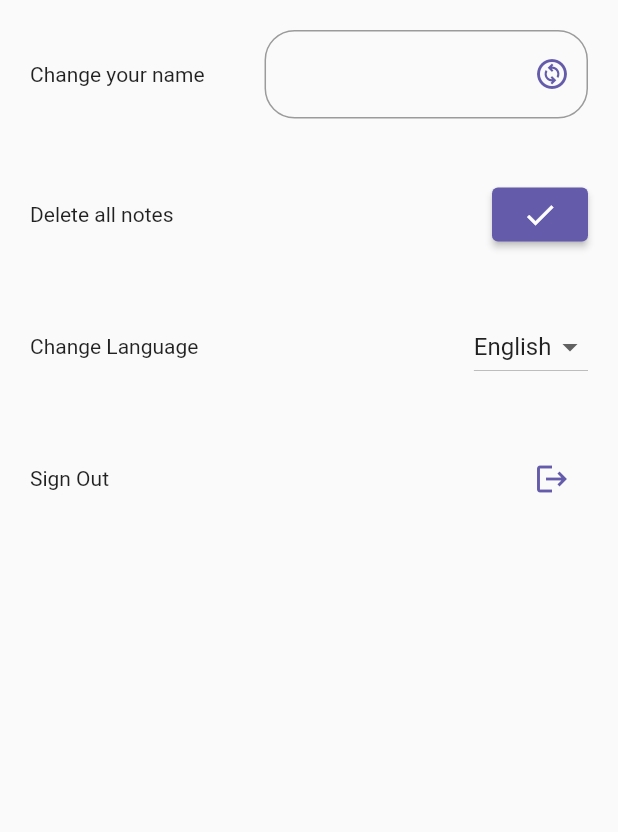
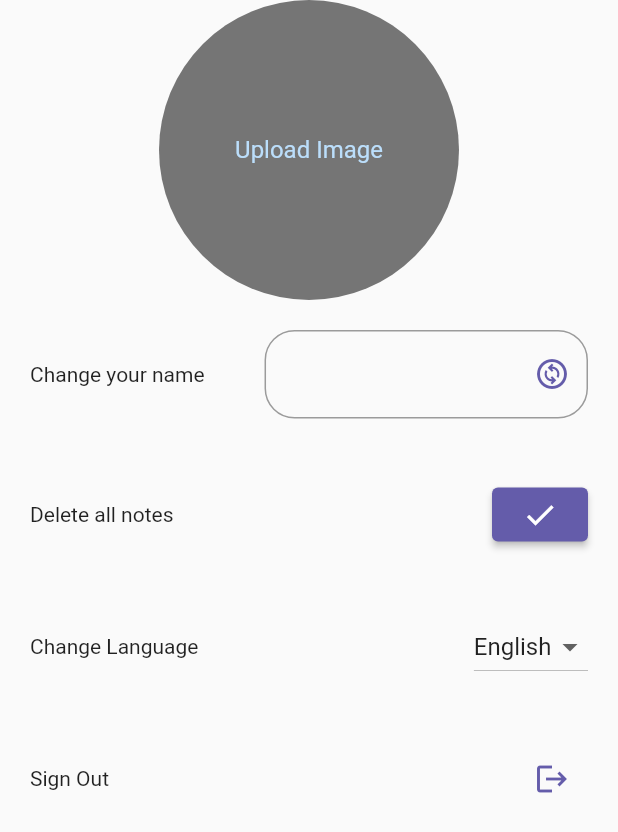
Before and after one commit to ecembostancioglu/note_fb, a Flutter app: the Settings screen opened directly, after a tap on "DELETE", on a phone screen of 412 x 824 dp. Shown: the top 832 px of the screen. Run offline on Flutter 3.47's test engine with Material 2 defaults, Android fonts, the phone set to English and light mode, and no system bars; our stand-ins replace cloud_firestore, easy_localization, email_validator, firebase_auth, firebase_core, flutter_screenutil and 5 more; accounts and stored records are empty.

Commit message:
Created delete notes widget

```diff
--- a/lib/main.dart
+++ b/lib/main.dart
@@ -3,9 +3,12 @@ import 'package:flutter/material.dart';
 import 'package:todo_fb/app.dart';
 import 'package:todo_fb/constants/app_constants.dart';
 
+import 'notes/database/provider/image_provider.dart';
+
 Future<void> main() async{
   WidgetsFlutterBinding.ensureInitialized();
   await EasyLocalization.ensureInitialized();
+  UploadImageProvider().initSharedPreferences();
   runApp(
       EasyLocalization(
           child: MyApp(),
--- /dev/null
+++ b/lib/notes/database/provider/image_provider.dart
@@ -0,0 +1,59 @@
+import 'dart:convert';
+import 'dart:typed_data';
+import 'package:flutter/material.dart';
+import 'package:image_picker/image_picker.dart';
+import 'package:shared_preferences/shared_preferences.dart';
+import 'package:todo_fb/notes/domain/models/image_byte.dart';
+
+class UploadImageProvider with ChangeNotifier{
+  String imageKey = 'IMG_KEY';
+  List<ImagesByte> images=[];
+  SharedPreferences? sharedPreferences;
+  Uint8List? imageBytes;
+  Uint8List? profileImage;
+
+  void addTodo(ImagesByte image) {
+    images.add(image);
+    saveDataToLocalStorage();
+    notifyListeners();
+
+  }
+
+  void initSharedPreferences() async {
+    sharedPreferences = await SharedPreferences.getInstance();
+    notifyListeners();
+  }
+
+  void saveDataToLocalStorage() {
+    List<String>? spList = images.map((item) => json.encode(item.toMap())).toList();
+    sharedPreferences?.setStringList('list',spList);
+  }
+
+
+  Future pickImage(BuildContext context) async {
+
+    XFile? image = await ImagePicker().pickImage(source:ImageSource.gallery);
+
+    if (image != null) {
+      imageBytes = await image.readAsBytes();
+      imageToBase64(imageBytes!);
+      notifyListeners();
+      base64ToImage();
+      notifyListeners();
+    }
+  }
+
+  void imageToBase64(Uint8List imageBytes){
+    sharedPreferences!.setString(imageKey,base64.encode(imageBytes));
+    notifyListeners();
+  }
+
+  Uint8List? base64ToImage(){
+    var data = sharedPreferences!.getString(imageKey);
+    data == null
+        ? null
+        : profileImage = base64.decode(data);
+    return profileImage;
+  }
+
+}
--- /dev/null
+++ b/lib/notes/domain/models/image_byte.dart
@@ -0,0 +1,23 @@
+import 'dart:typed_data';
+
+class ImagesByte{
+  Uint8List imageBytes;
+
+  ImagesByte({required this.imageBytes});
+
+  ImagesByte.fromMap(Map map):
+        imageBytes = _getImageBinary(map['imageBytes']);
+
+  Map toMap(){
+    return{
+      'imageBytes': imageBytes
+    };
+  }
+}
+
+Uint8List _getImageBinary(dynamicList) {
+  List<int> intList = dynamicList.cast<int>().toList();
+  Uint8List data = Uint8List.fromList(intList);
+
+  return data;
+}
--- a/lib/notes/presentation/view/settings.dart
+++ b/lib/notes/presentation/view/settings.dart
@@ -1,10 +1,15 @@
+import 'dart:typed_data';
 import 'package:cloud_firestore/cloud_firestore.dart';
 import 'package:firebase_auth/firebase_auth.dart';
 import 'package:flutter/material.dart';
 import 'package:flutter_screenutil/flutter_screenutil.dart';
+import 'package:provider/provider.dart';
+import 'package:shared_preferences/shared_preferences.dart';
 import 'package:todo_fb/notes/database/repository/note_database.dart';
 import '../../../authentication/service/auth_service.dart';
 import '../../../constants/app_constants.dart';
+import '../../database/provider/image_provider.dart';
+import '../../widgets/delete_notes.dart';
 import '../../widgets/sign_out.dart';
 
 class Settings extends StatefulWidget {
@@ -17,10 +22,17 @@ class Settings extends StatefulWidget {
 class _SettingsState extends State<Settings> {
   NoteDatabase noteDatabase=NoteDatabase();
   AuthService authService=AuthService();
-  bool _isDeleted=false;
   List<String> langs=['English','Turkish'];
   String? dropdownvalue='English';
   final _globalKey=GlobalKey<FormState>();
+  SharedPreferences? sharedPreferences;
+  Uint8List? imageBytes;
+
+  @override
+  void initState() {
+    Provider.of<UploadImageProvider>(context, listen: false).base64ToImage();
+    super.initState();
+  }
 
 
   Future update(){
@@ -33,6 +45,8 @@ class _SettingsState extends State<Settings> {
 
   }
 
+
+
   @override
   Widget build(BuildContext context) {
     return Scaffold(
@@ -43,6 +57,25 @@ class _SettingsState extends State<Settings> {
             height: ScreenUtil().screenHeight,
             child: Column(
               children: [
+                GestureDetector(
+                  onTap: (){
+                    Provider.of<UploadImageProvider>(context, listen: false).pickImage(context);
+                    Provider.of<UploadImageProvider>(context, listen: false).base64ToImage();
+                  },
+                  child: Consumer<UploadImageProvider>(
+                      builder: (context,state,child)
+                      =>state.profileImage !=null
+                          ? CircleAvatar(
+                        backgroundImage: MemoryImage(state.profileImage!),
+                        radius: 100,
+                      )
+                          : CircleAvatar(
+                            child: Text('Upload Image'),
+                            backgroundColor:Colors.grey.shade600,
+                            radius:100,
+                      )
+                  ),
+                ),
                 Padding(
                   padding: EdgeInsets.all(20),
                   child: Row(
@@ -73,28 +106,7 @@ class _SettingsState extends State<Settings> {
                     ],
                   ),
                 ),
-              Padding(
-                padding: EdgeInsets.all(20.0),
-                child: Row(
-                  mainAxisAlignment: MainAxisAlignment.spaceBetween,
-                  children: [
-                    Text('Delete all notes'),
-                    ElevatedButton(
-                      style: ButtonStyle(
-                          backgroundColor:MaterialStateProperty
-                              .all(buttonColor)),
-                        onPressed:(){
-                          noteDatabase.deleteAllNotes();
-                        setState(() {
-                          _isDeleted=true;
-                        });
-                        },
-                        child:_isDeleted==false
-                            ? Text('DELETE')
-                            : Icon(Icons.check)),
-                  ],
-                ),
-              ),
+                DeleteAllNotes(noteDatabase: noteDatabase, isDeleted: false),
                 Padding(
                   padding: EdgeInsets.all(20.0),
                   child: Row(
@@ -123,5 +135,6 @@ class _SettingsState extends State<Settings> {
           ),
         )
     );
+
   }
 }
--- /dev/null
+++ b/lib/notes/widgets/delete_notes.dart
@@ -0,0 +1,45 @@
+import 'package:flutter/material.dart';
+import '../../constants/app_constants.dart';
+import '../database/repository/note_database.dart';
+
+class DeleteAllNotes extends StatefulWidget {
+  DeleteAllNotes({
+    Key? key,
+    required this.noteDatabase,
+    required bool isDeleted,
+  }) : isDeleted = isDeleted, super(key: key);
+
+  final NoteDatabase noteDatabase;
+  bool isDeleted;
+
+  @override
+  State<DeleteAllNotes> createState() => _DeleteAllNotesState();
+}
+
+class _DeleteAllNotesState extends State<DeleteAllNotes> {
+  @override
+  Widget build(BuildContext context) {
+    return Padding(
+      padding: EdgeInsets.all(20.0),
+      child: Row(
+        mainAxisAlignment: MainAxisAlignment.spaceBetween,
+        children: [
+          Text('Delete all notes'),
+          ElevatedButton(
+              style: ButtonStyle(
+                  backgroundColor:MaterialStateProperty
+                      .all(buttonColor)),
+              onPressed:(){
+                widget.noteDatabase.deleteAllNotes();
+                setState(() {
+                  widget.isDeleted=true;
+                });
+              },
+              child:widget.isDeleted==false
+                  ? Text('DELETE')
+                  : Icon(Icons.check)),
+        ],
+      ),
+    );
+  }
+}
--- a/pubspec.yaml
+++ b/pubspec.yaml
@@ -45,7 +45,8 @@ dependencies:
   email_validator: ^2.1.17
   motion_toast: ^2.3.2
   flutter_slidable: ^2.0.0
-
+  shared_preferences: ^2.0.15
+  image_picker: ^0.8.5+3
 
 dev_dependencies:
   flutter_test:
```
Also changed, not shown: lib/app.dart (+13 -4 lines), lib/notes/presentation/view/dashboard.dart (+8 -0 lines), pubspec.lock. Lines whose indentation alone changed are shown as unchanged.
